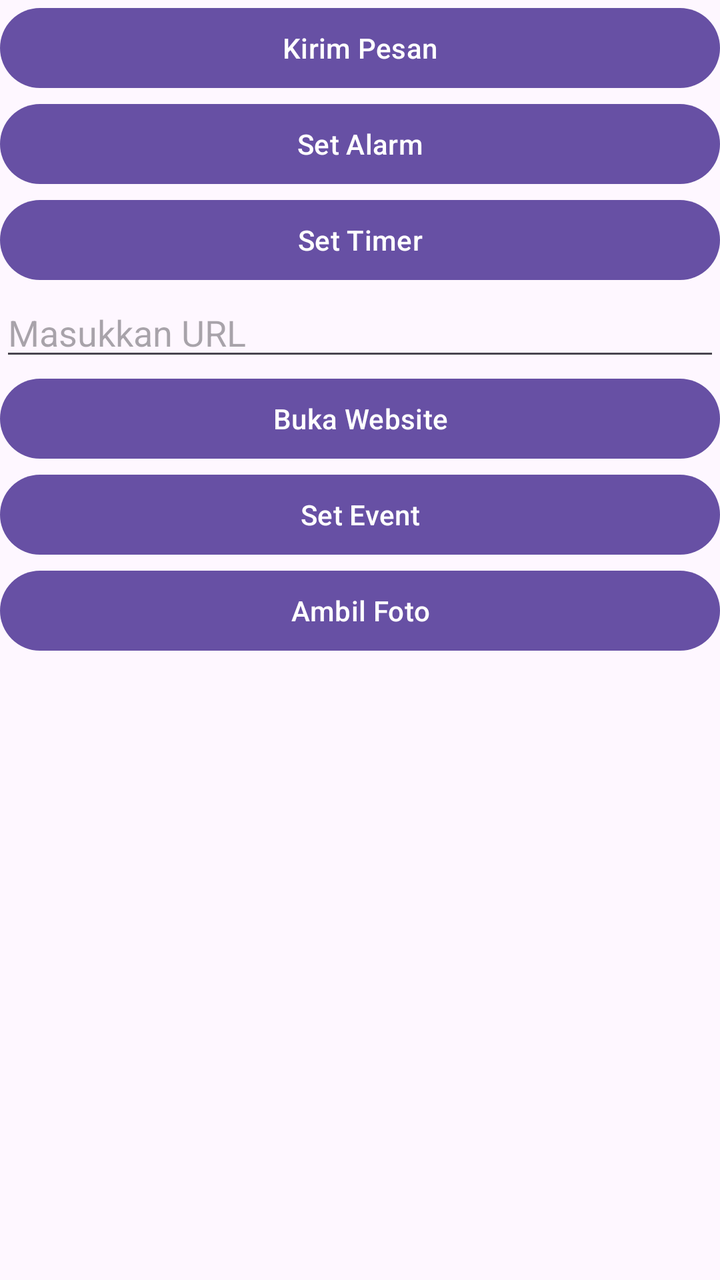
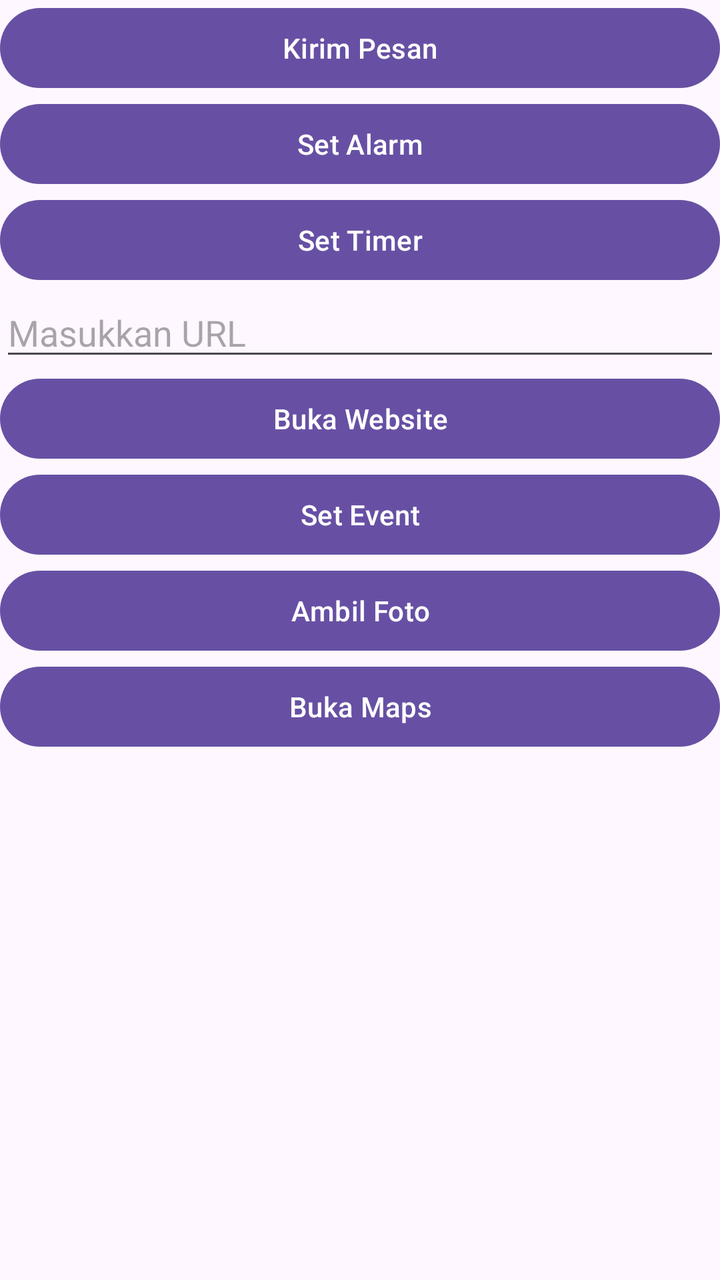

Screens rendered from an Android XML layout before and after an edit, with the pre-edit source and the edit as a unified diff.
<!-- AndroidManifest.xml: application theme Theme.ImplisitIntent -->
<!-- res/layout/activity_main.xml -->
<?xml version="1.0" encoding="utf-8"?>
<LinearLayout xmlns:android="http://schemas.android.com/apk/res/android"
    xmlns:app="http://schemas.android.com/apk/res-auto"
    xmlns:tools="http://schemas.android.com/tools"
    android:id="@+id/main"
    android:layout_width="match_parent"
    android:layout_height="match_parent"
    android:orientation="vertical"
    tools:context=".MainActivity">

    <Button
        android:id="@+id/btnKirimPesan"
        android:layout_width="match_parent"
        android:layout_height="wrap_content"
        android:text="Kirim Pesan" />

    <Button
        android:id="@+id/btnSetAlarm"
        android:layout_width="match_parent"
        android:layout_height="wrap_content"
        android:text="Set Alarm" />

    <Button
        android:id="@+id/btnSetTimer"
        android:layout_width="match_parent"
        android:layout_height="wrap_content"
        android:text="Set Timer" />

    <EditText
        android:id="@+id/etURL"
        android:layout_width="match_parent"
        android:layout_height="wrap_content"
        android:hint="Masukkan URL" />

    <Button
        android:id="@+id/btnOpenURL"
        android:layout_width="match_parent"
        android:layout_height="wrap_content"
        android:text="Buka Website" />

    <Button
        android:id="@+id/btnSetEvent"
        android:layout_width="match_parent"
        android:layout_height="wrap_content"
        android:text="Set Event" />

    <Button
        android:id="@+id/btnGetPhoto"
        android:layout_width="match_parent"
        android:layout_height="wrap_content"
        android:text="Ambil Foto" />

    <ImageView
        android:id="@+id/ivHasil"
        android:layout_width="match_parent"
        android:layout_height="wrap_content" />

</LinearLayout>
<!-- resources referenced by this layout -->
<resources>
  <style name="Theme.ImplisitIntent" parent="Base.Theme.ImplisitIntent" />
  <style name="Base.Theme.ImplisitIntent" parent="Theme.Material3.DayNight.NoActionBar">
          
          
      </style>
</resources>

<!-- the commit's change to res/layout/activity_main.xml (unified diff, before → after) -->
@@ -55,4 +55,10 @@
         android:layout_width="match_parent"
         android:layout_height="wrap_content" />
 
+    <Button
+        android:id="@+id/btnBukaMaps"
+        android:layout_width="match_parent"
+        android:layout_height="wrap_content"
+        android:text="Buka Maps" />
+
 </LinearLayout>
